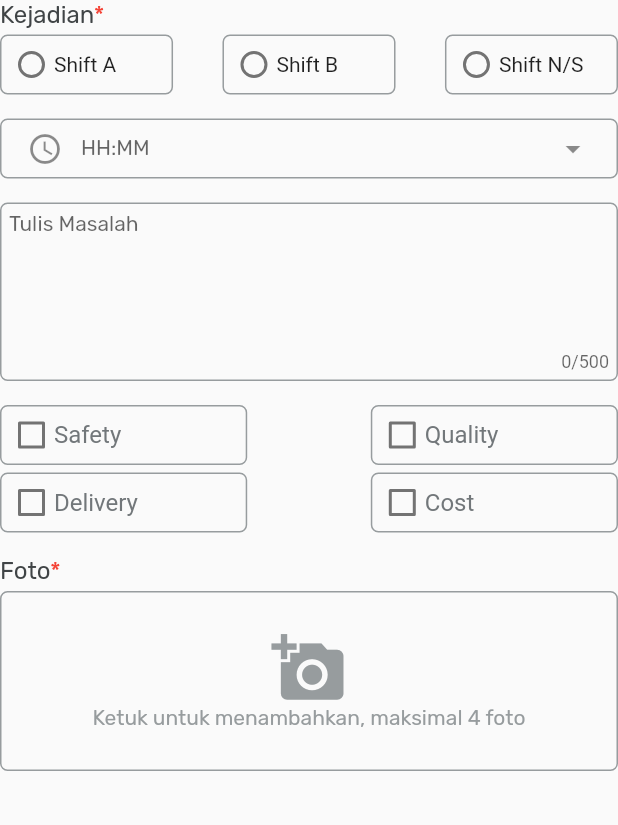
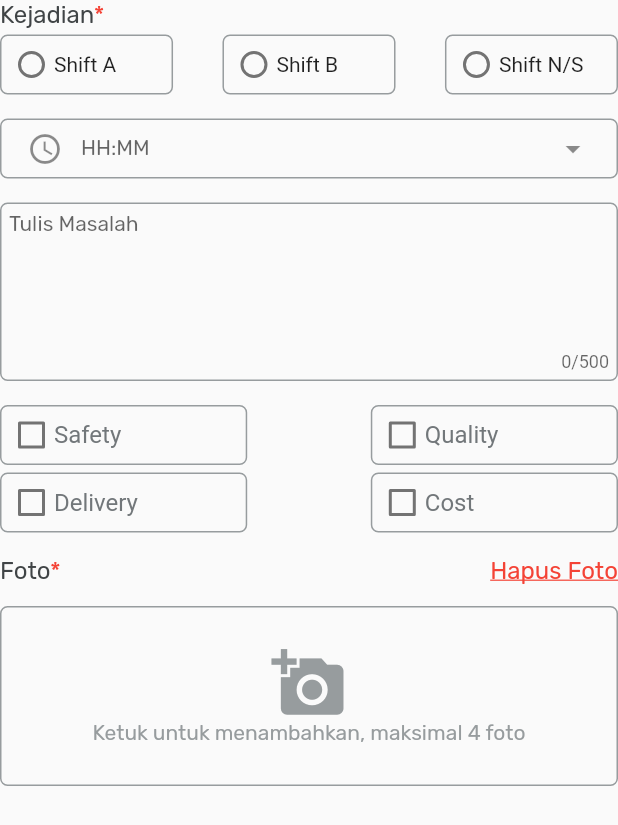
Before and after one commit to RDLMobileDev/clone_ecm, a Flutter app: the StepFillDua widget shown alone on an empty page, opened directly, on a phone screen of 412 x 824 dp. Shown: the top 825 px of the screen. Run offline on Flutter 3.47's test engine with Material 2 defaults, Android fonts, the phone set to English and light mode, and no system bars; our stand-ins replace currency_text_input_formatter, firebase_core, firebase_messaging, flutter_local_notifications, flutter_switch, fluttertoast and 6 more; missing offline and left inert: date_time_format, platform_device_id; accounts and stored records are empty; network calls fail.

Commit message:
add fitur hapus foto

```diff
--- a/lib/homepage/home/fillnew/stepfillnew/stepfilldua.dart
+++ b/lib/homepage/home/fillnew/stepfillnew/stepfilldua.dart
@@ -1569,8 +1569,11 @@ class StepFillDuaState extends State<StepFillDua> {
                     ),
                   ),
             Container(
-              margin: EdgeInsets.only(top: 16),
-              child: RichText(
+              margin: EdgeInsets.only(top: 16, bottom: 10),
+              child: Row(
+                mainAxisAlignment: MainAxisAlignment.spaceBetween,
+                children: [
+                  RichText(
                     text: TextSpan(
                       text: picture_analis,
                       style: TextStyle(
@@ -1588,6 +1591,27 @@ class StepFillDuaState extends State<StepFillDua> {
                                 fontWeight: FontWeight.w400)),
                       ],
                     ),
+                  ),
+                  InkWell(
+                      onTap: () async {
+                        final prefs = await _prefs;
+                        setState(() {
+                          imageProblemPath.clear();
+                          imageFileList!.clear();
+                          prefs.setStringList(
+                              "imagesKetPath", imageProblemPath);
+                        });
+                      },
+                      child: Text(
+                        "Hapus Foto",
+                        style: TextStyle(
+                            decoration: TextDecoration.underline,
+                            fontFamily: 'Rubik',
+                            fontSize: 16,
+                            color: Colors.red,
+                            fontWeight: FontWeight.w400),
+                      ))
+                ],
               ),
             ),
             imageProblemPath.isNotEmpty
@@ -1628,6 +1652,10 @@ class StepFillDuaState extends State<StepFillDua> {
                                         textColor: Colors.white,
                                         fontSize: 16.0);
                                   };
+                            print("panjang = " +
+                                imageFileList!.length.toString());
+                            print("gambar = " +
+                                imageProblemPath.length.toString());
                           },
                           child: Container(
                             width: 120,
```
Lines whose indentation alone changed are shown as unchanged.
